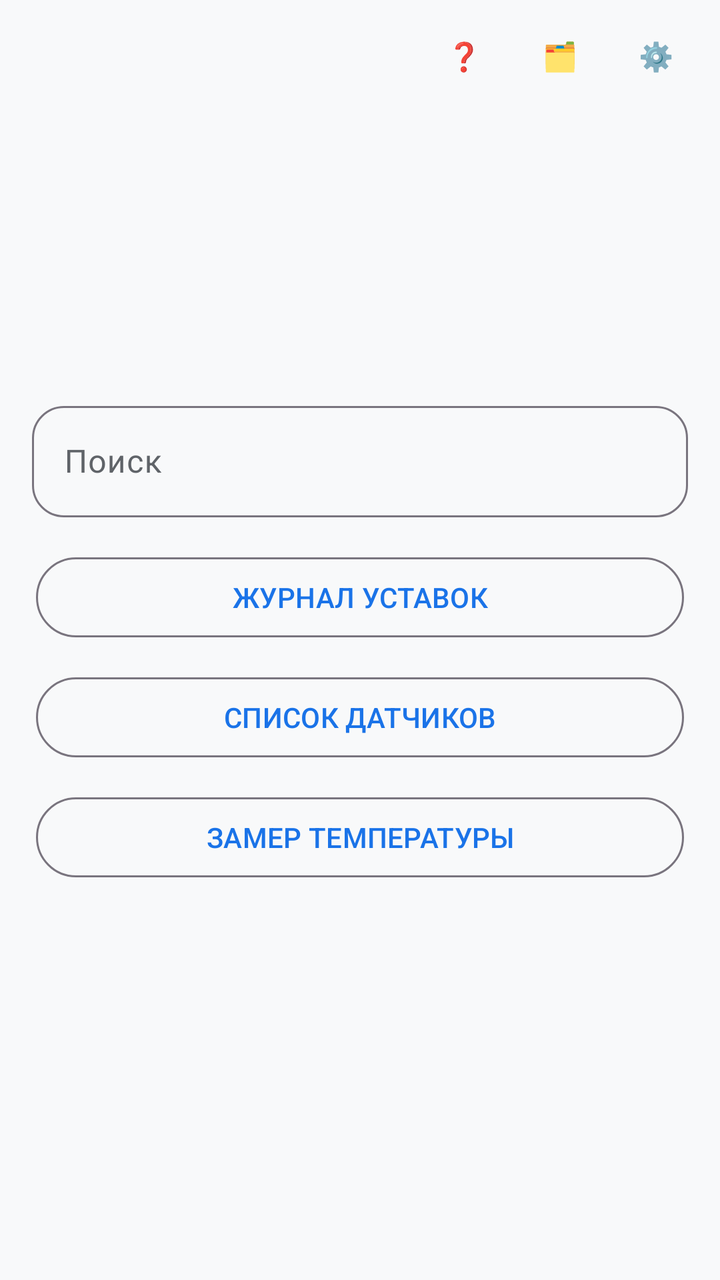
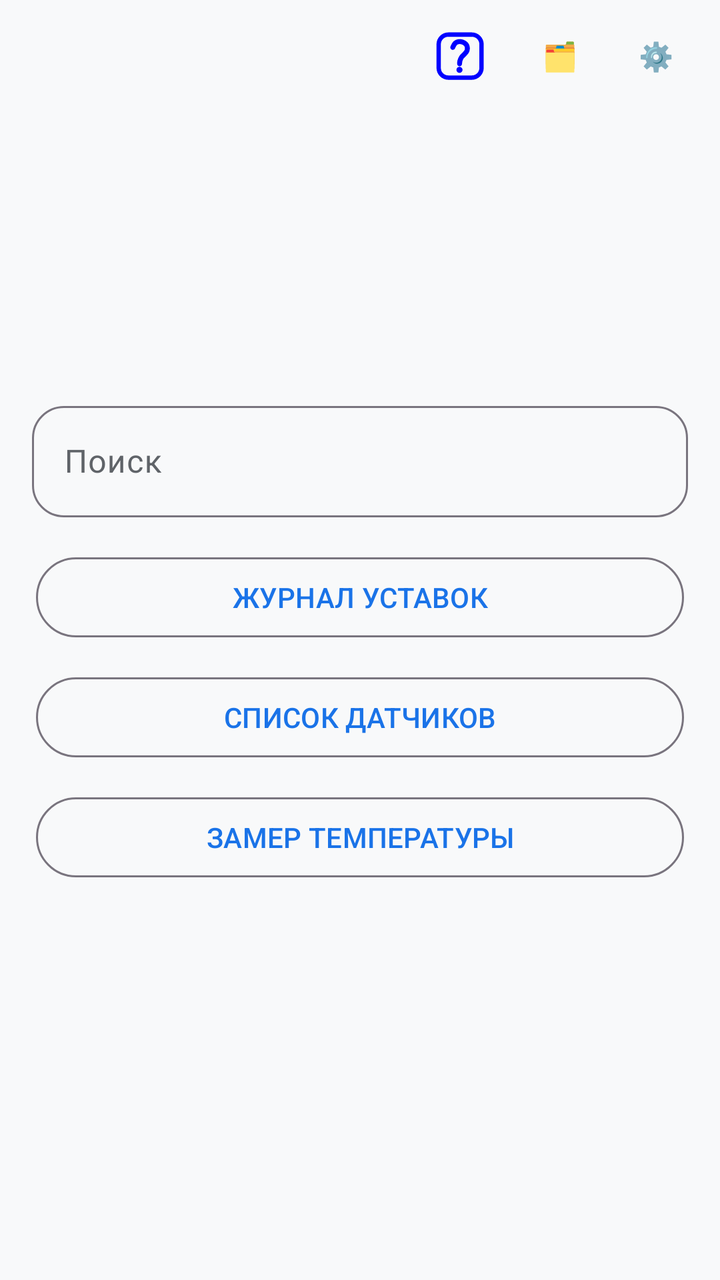

Two renders of the same Android screen: before a commit and after it. Below are the layout's source before the change and the commit's diff.
<!-- AndroidManifest.xml: application theme Theme.FocusApp -->
<!-- res/layout/activity_main.xml -->
<?xml version="1.0" encoding="utf-8"?>
<androidx.constraintlayout.widget.ConstraintLayout
    xmlns:android="http://schemas.android.com/apk/res/android"
    xmlns:app="http://schemas.android.com/apk/res-auto"
    android:id="@+id/rootLayout"
    android:layout_width="match_parent"
    android:layout_height="match_parent"
    android:background="?android:attr/windowBackground">

    
    
    
    
    
    
    <androidx.constraintlayout.widget.ConstraintLayout
        android:id="@+id/topPanel"
        android:layout_width="match_parent"
        android:layout_height="wrap_content"
        android:paddingStart="8dp"
        android:paddingEnd="8dp"
        android:paddingTop="4dp"
        android:paddingBottom="4dp"
        app:layout_constraintTop_toTopOf="parent"
        app:layout_constraintStart_toStartOf="parent"
        app:layout_constraintEnd_toEndOf="parent">
        
        <TextView
            android:id="@+id/tvTitle"
            android:layout_width="0dp"
            android:layout_height="wrap_content"
            android:text="Арматура"
            android:textSize="22sp"
            android:textStyle="bold"
            android:gravity="center"
            android:maxLines="1"
            android:ellipsize="end"
            android:visibility="gone"
            app:layout_constraintStart_toStartOf="parent"
            app:layout_constraintEnd_toStartOf="@id/btnHelp"
            app:layout_constraintTop_toTopOf="parent"
            app:layout_constraintBottom_toBottomOf="parent" />

        
        <com.google.android.material.button.MaterialButton
            android:id="@+id/btnNewValve"
            style="@style/Widget.Material3.Button.OutlinedButton"
            android:layout_width="0dp"
            android:layout_height="wrap_content"
            android:layout_marginEnd="4dp"
            android:text="@string/new_valve"
            android:maxLines="1"
            android:ellipsize="end"
            android:visibility="invisible"
            app:layout_constraintStart_toStartOf="parent"
            app:layout_constraintEnd_toStartOf="@id/btnHelp"
            app:layout_constraintTop_toTopOf="parent"
            app:layout_constraintBottom_toBottomOf="parent" />

        
        <com.google.android.material.button.MaterialButton
            android:id="@+id/btnHelp"
            style="@style/Widget.Material3.Button.TextButton"
            android:layout_width="48dp"
            android:layout_height="wrap_content"
            android:text="❓"
            app:layout_constraintEnd_toStartOf="@id/btnLists"
            app:layout_constraintTop_toTopOf="parent"
            app:layout_constraintBottom_toBottomOf="parent" />

        
        <com.google.android.material.button.MaterialButton
            android:id="@+id/btnLists"
            style="@style/Widget.Material3.Button.TextButton"
            android:layout_width="48dp"
            android:layout_height="wrap_content"
            android:text="🗂️"
            app:layout_constraintEnd_toStartOf="@id/btnSettings"
            app:layout_constraintTop_toTopOf="parent"
            app:layout_constraintBottom_toBottomOf="parent" />

        
        <com.google.android.material.button.MaterialButton
            android:id="@+id/btnSettings"
            style="@style/Widget.Material3.Button.TextButton"
            android:layout_width="48dp"
            android:layout_height="wrap_content"
            android:text="⚙️"
            app:layout_constraintEnd_toEndOf="parent"
            app:layout_constraintTop_toTopOf="parent"
            app:layout_constraintBottom_toBottomOf="parent" />

    </androidx.constraintlayout.widget.ConstraintLayout>

    
    
    
    <androidx.constraintlayout.widget.ConstraintLayout
        android:id="@+id/searchContainer"
        android:layout_width="match_parent"
        android:layout_height="wrap_content"
        app:layout_constraintBottom_toBottomOf="parent"
        app:layout_constraintTop_toTopOf="parent"
        app:layout_constraintStart_toStartOf="parent"
        app:layout_constraintEnd_toEndOf="parent"
        app:layout_constraintVertical_bias="0.5">

        
        <com.google.android.material.textfield.TextInputLayout
            android:id="@+id/searchLayout"
            style="@style/Widget.Material3.TextInputLayout.OutlinedBox"
            android:layout_width="0dp"
            android:layout_height="wrap_content"
            android:layout_marginStart="16dp"
            android:layout_marginEnd="16dp"
            android:hint="Поиск"
            app:boxCornerRadiusBottomEnd="16dp"
            app:boxCornerRadiusBottomStart="16dp"
            app:boxCornerRadiusTopEnd="16dp"
            app:boxCornerRadiusTopStart="16dp"
            app:layout_constraintStart_toStartOf="parent"
            app:layout_constraintEnd_toEndOf="parent"
            app:layout_constraintTop_toTopOf="parent">

            <com.google.android.material.textfield.TextInputEditText
                android:id="@+id/etSearch"
                android:layout_width="match_parent"
                android:layout_height="wrap_content"
                android:imeOptions="actionDone"
                android:inputType="text"
                android:maxLines="1" />
        </com.google.android.material.textfield.TextInputLayout>

        
        <LinearLayout
            android:id="@+id/bottomButtons"
            android:layout_width="0dp"
            android:layout_height="wrap_content"
            android:layout_marginTop="16dp"
            android:layout_marginStart="16dp"
            android:layout_marginEnd="16dp"
            android:gravity="center"
            android:orientation="vertical"
            app:layout_constraintStart_toStartOf="parent"
            app:layout_constraintEnd_toEndOf="parent"
            app:layout_constraintTop_toBottomOf="@id/searchLayout"
            app:layout_constraintBottom_toBottomOf="parent"
            app:layout_constraintWidth_percent="0.9">

            <com.google.android.material.button.MaterialButton
                android:id="@+id/btnSetpoints"
                style="@style/Widget.Material3.Button.OutlinedButton"
                android:layout_width="match_parent"
                android:layout_height="wrap_content"
                android:layout_marginBottom="12dp"
                android:text="@string/setpoints" />

            <com.google.android.material.button.MaterialButton
                android:id="@+id/btnSensors"
                style="@style/Widget.Material3.Button.OutlinedButton"
                android:layout_width="match_parent"
                android:layout_height="wrap_content"
                android:layout_marginBottom="12dp"
                android:text="@string/sensors" />

            <com.google.android.material.button.MaterialButton
                android:id="@+id/btnConverter"
                style="@style/Widget.Material3.Button.OutlinedButton"
                android:layout_width="match_parent"
                android:layout_height="wrap_content"
                android:text="@string/converter" />
        </LinearLayout>
    </androidx.constraintlayout.widget.ConstraintLayout>

    
    
    
    <androidx.recyclerview.widget.RecyclerView
        android:id="@+id/rvGateValves"
        android:layout_width="match_parent"
        android:layout_height="0dp"
        android:layout_marginTop="8dp"
        android:clipToPadding="false"
        android:paddingBottom="4dp"
        android:visibility="gone"
        app:layout_constraintBottom_toBottomOf="parent"
        app:layout_constraintTop_toBottomOf="@id/searchContainer"
        app:layout_constraintStart_toStartOf="parent"
        app:layout_constraintEnd_toEndOf="parent" />

    
    <TextView
        android:id="@+id/tvEmptySearch"
        android:layout_width="match_parent"
        android:layout_height="0dp"
        android:gravity="center"
        android:text="@string/empty_search"
        android:textColor="@color/on_surface_secondary"
        android:textSize="18sp"
        android:visibility="gone"
        app:layout_constraintBottom_toBottomOf="parent"
        app:layout_constraintTop_toBottomOf="@id/searchContainer"
        app:layout_constraintStart_toStartOf="parent"
        app:layout_constraintEnd_toEndOf="parent" />

    
    
    
    <androidx.constraintlayout.widget.ConstraintLayout
        android:id="@+id/overlayDetail"
        android:layout_width="match_parent"
        android:layout_height="match_parent"
        android:background="?android:attr/windowBackground"
        android:visibility="gone"
        app:layout_constraintBottom_toBottomOf="parent"
        app:layout_constraintEnd_toEndOf="parent"
        app:layout_constraintStart_toStartOf="parent"
        app:layout_constraintTop_toTopOf="parent">

        
        <ImageButton
            android:id="@+id/btnOverlayBack"
            android:layout_width="48dp"
            android:layout_height="48dp"
            android:layout_margin="16dp"
            android:src="@drawable/ic_close"
            android:background="?attr/selectableItemBackgroundBorderless"
            android:contentDescription="Закрыть оверлей"
            app:layout_constraintStart_toStartOf="parent"
            app:layout_constraintTop_toTopOf="parent" />

        
        <TextView
            android:id="@+id/tvOverlayTitle"
            android:layout_width="0dp"
            android:layout_height="wrap_content"
            android:layout_marginStart="16dp"
            android:layout_marginEnd="72dp"
            android:text="Блокировка"
            android:textSize="20sp"
            android:textStyle="bold"
            android:gravity="center"
            android:maxLines="2"
            android:ellipsize="end"
            app:layout_constraintEnd_toEndOf="parent"
            app:layout_constraintStart_toEndOf="@id/btnOverlayBack"
            app:layout_constraintTop_toTopOf="@id/btnOverlayBack"
            app:layout_constraintBottom_toBottomOf="@id/btnOverlayBack" />

        
        <ImageView
            android:id="@+id/ivOverlayImage"
            android:layout_width="0dp"
            android:layout_height="0dp"
            android:layout_marginStart="16dp"
            android:layout_marginEnd="16dp"
            android:layout_marginTop="8dp"
            android:layout_marginBottom="8dp"
            android:scaleType="fitCenter"
            android:adjustViewBounds="true"
            android:background="@android:color/white"
            android:contentDescription="Фрагмент схемы"
            app:layout_constraintTop_toBottomOf="@id/btnOverlayBack"
            app:layout_constraintBottom_toTopOf="@id/cardOverlayDescription"
            app:layout_constraintEnd_toEndOf="parent"
            app:layout_constraintStart_toStartOf="parent" />

        
        <ProgressBar
            android:id="@+id/progressOverlay"
            android:layout_width="48dp"
            android:layout_height="48dp"
            android:indeterminate="true"
            android:visibility="gone"
            app:layout_constraintBottom_toBottomOf="@id/ivOverlayImage"
            app:layout_constraintEnd_toEndOf="@id/ivOverlayImage"
            app:layout_constraintStart_toStartOf="@id/ivOverlayImage"
            app:layout_constraintTop_toTopOf="@id/ivOverlayImage" />

        
        <com.google.android.material.card.MaterialCardView
            android:id="@+id/cardOverlayDescription"
            android:layout_width="0dp"
            android:layout_height="wrap_content"
            android:layout_marginStart="16dp"
            android:layout_marginEnd="16dp"
            android:layout_marginBottom="16dp"
            app:cardElevation="8dp"
            app:cardCornerRadius="12dp"
            app:layout_constraintBottom_toBottomOf="parent"
            app:layout_constraintEnd_toEndOf="parent"
            app:layout_constraintStart_toStartOf="parent">

            <TextView
                android:id="@+id/tvOverlayDescription"
                android:layout_width="match_parent"
                android:layout_height="wrap_content"
                android:padding="16dp"
                android:text="Описание блокировки"
                android:textSize="14sp"
                android:textColor="?android:attr/textColorPrimary" />
        </com.google.android.material.card.MaterialCardView>

    </androidx.constraintlayout.widget.ConstraintLayout>

</androidx.constraintlayout.widget.ConstraintLayout>
<!-- resources referenced by this layout -->
<resources>
  <color name="on_surface_secondary">#5F6368</color>
  <!-- drawable ic_close (drawable) -->
  <vector xmlns:android="http://schemas.android.com/apk/res/android"
      android:width="24dp"
      android:height="24dp"
      android:viewportWidth="24"
      android:viewportHeight="24">
      <path
          android:fillColor="?android:attr/textColorPrimary"
          android:pathData="M19,6.41L17.59,5 12,10.59 6.41,5 5,6.41 10.59,12 5,17.59 6.41,19 12,13.41 17.59,19 19,17.59 13.41,12z" />
  </vector>
  <string name="converter">ЗАМЕР ТЕМПЕРАТУРЫ</string>
  <string name="empty_search">🔍 Ничего не найдено\nПопробуйте изменить запрос</string>
  <string name="new_valve">НОВ. ЗАДВИЖКА</string>
  <string name="sensors">СПИСОК ДАТЧИКОВ</string>
  <string name="setpoints">ЖУРНАЛ УСТАВОК</string>
  <style name="Theme.FocusApp" parent="Theme.Material3.DayNight.NoActionBar">
          
          <item name="colorPrimary">@color/primary</item>
          <item name="colorPrimaryContainer">@color/primary_container</item>
          <item name="colorSecondary">@color/secondary</item>
          <item name="colorTertiary">@color/tertiary</item>
  
          
          <item name="colorOnPrimary">@color/on_primary</item>
          <item name="colorOnSurface">@color/on_surface</item>
          <item name="colorOnSurfaceVariant">@color/on_surface_secondary</item>
  
          
          <item name="colorSurface">@color/surface</item>
          <item name="colorSurfaceVariant">@color/surface_variant</item>
          <item name="android:colorBackground">@color/background</item>
  
          
          <item name="android:statusBarColor">@color/status_bar</item>
  
          
          <item name="android:navigationBarColor">@color/surface</item>
      </style>
  <color name="primary">#1A73E8</color>
  <color name="primary_container">#D2E3FC</color>
  <color name="secondary">#03DAC6</color>
  <color name="tertiary">#FF6B6B</color>
  <color name="on_primary">#FFFFFF</color>
  <color name="on_surface">#202124</color>
  <color name="surface">#FFFFFF</color>
  <color name="surface_variant">#F5F5F5</color>
  <color name="background">#F8F9FA</color>
  <color name="status_bar">#FFFFFF</color>
</resources>

<!-- the commit's change to res/layout/activity_main.xml (unified diff, before → after) -->
@@ -62,8 +62,13 @@
             android:id="@+id/btnHelp"
             style="@style/Widget.Material3.Button.TextButton"
             android:layout_width="48dp"
-            android:layout_height="wrap_content"
-            android:text="❓"
+            android:layout_height="48dp"
+            android:padding="8dp"
+            app:icon="@drawable/questchen"
+            app:iconTint="@null"
+            app:iconGravity="textStart"
+            app:iconSize="24dp"
+            android:background="?attr/selectableItemBackgroundBorderless"
             app:layout_constraintEnd_toStartOf="@id/btnLists"
             app:layout_constraintTop_toTopOf="parent"
             app:layout_constraintBottom_toBottomOf="parent" />
<!-- resource entries referenced after the edit -->
@@ -11,6 +11,7 @@
           android:fillColor="?android:attr/textColorPrimary"
           android:pathData="M19,6.41L17.59,5 12,10.59 6.41,5 5,6.41 10.59,12 5,17.59 6.41,19 12,13.41 17.59,19 19,17.59 13.41,12z" />
   </vector>
+  <!-- drawable questchen: vector/xml drawable (drawable, 2133 chars, omitted) -->
   <string name="converter">ЗАМЕР ТЕМПЕРАТУРЫ</string>
   <string name="empty_search">🔍 Ничего не найдено\nПопробуйте изменить запрос</string>
   <string name="new_valve">НОВ. ЗАДВИЖКА</string>
